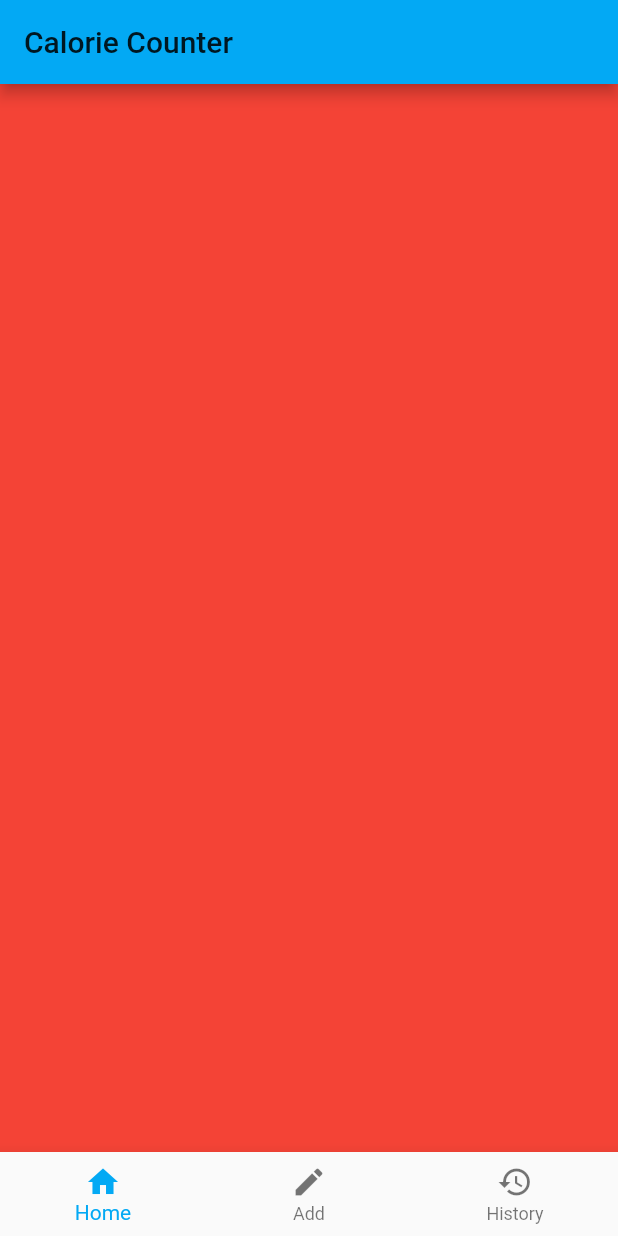
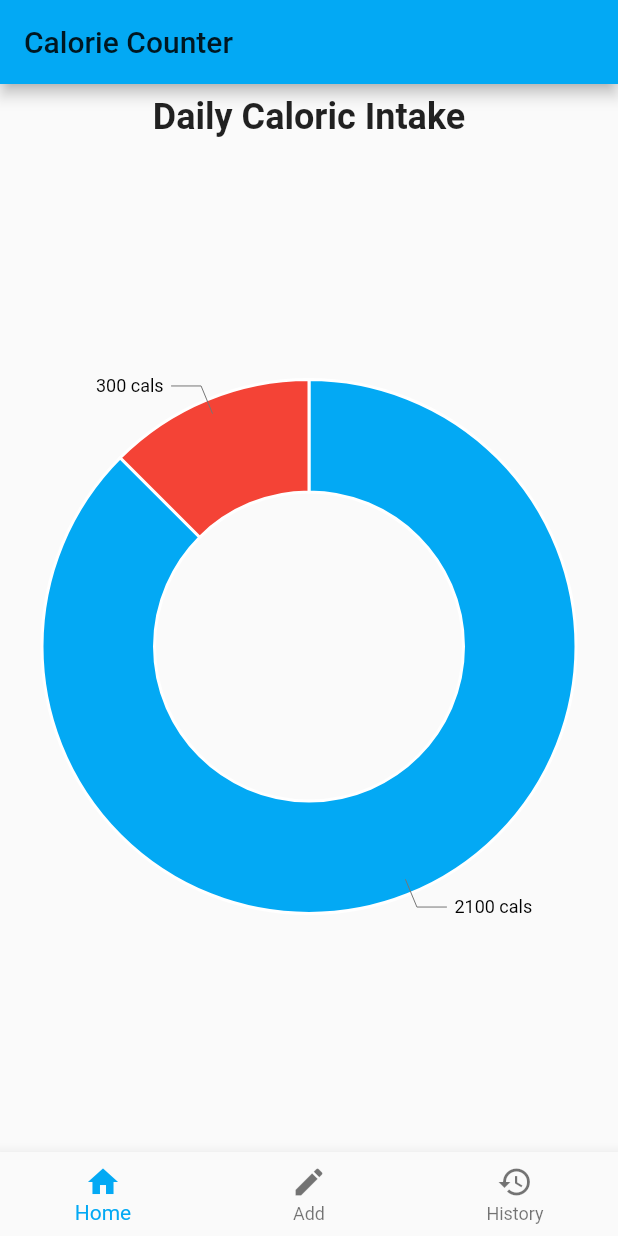
Before and after one commit to RamyF/CalorieCounter, a Flutter app: the screen it shows after launch, on a phone screen of 412 x 824 dp. Run offline on Flutter 3.47's test engine with Material 2 defaults, Android fonts, the phone set to English and light mode, and no system bars; our stand-ins replace charts_flutter.

Commit message:
Added pie chart on home view with static data

```diff
--- a/lib/views/home_view.dart
+++ b/lib/views/home_view.dart
@@ -1,10 +1,99 @@
 import 'package:flutter/material.dart';
+import 'package:charts_flutter/flutter.dart' as charts;
 
-class HomesView extends StatelessWidget {
+class HomeView extends StatefulWidget {
   @override
-  Widget build(BuildContext context) {
-    return Container(
-      color: Colors.red,
+  State<StatefulWidget> createState() {
+    return HomeViewState();
+  }
+}
+
+class HomeViewState extends State<HomeView> {
+
+  List<charts.Series<Calories, String>> _seriesPieData;
+
+
+
+
+  _generateData() {
+    // dummy data for chart
+    var pieData = [
+      Calories('Consumed', 2100, Colors.lightBlue),
+      Calories('Left', 300, Colors.red),
+    ];
+
+    // pie data added to series
+    _seriesPieData.add(
+      charts.Series(
+        data: pieData,
+        domainFn: (Calories calories, _) => calories.name,
+        measureFn: (Calories calories, _) => calories.value,
+        colorFn: (Calories calories, _) => charts.ColorUtil.fromDartColor(calories.colorValue),
+        id: 'Calorie Balance',
+        labelAccessorFn: (Calories row, _)=>'${row.value} cals',
+      ),
     );
   }
+
+
+
+    @override
+    void initState() {
+      super.initState();
+      _seriesPieData = List<charts.Series<Calories, String>>();
+      _generateData();
+    }
+
+
+
+
+    @override
+    Widget build(BuildContext context) {
+      return Padding(
+        padding: EdgeInsets.all(8.0),
+        child: Container(
+          child: Center(
+            child: Column(
+              children: <Widget>[
+                Text('Daily Caloric Intake', style: TextStyle(fontSize: 24.0, fontWeight: FontWeight.bold),),
+                SizedBox(height: 10.0,),
+                Expanded(
+                  child: charts.PieChart(
+                    _seriesPieData,
+                    animate: true,
+                    animationDuration: Duration(seconds: 2),
+                    defaultRenderer: charts.ArcRendererConfig(
+                      arcWidth: 75,
+                      arcRendererDecorators: [
+                        charts.ArcLabelDecorator(
+                          labelPosition: charts.ArcLabelPosition.outside)
+                      ]),
+                  )
+                ),
+              ],),
+          ),
+        ),
+      );
+    }
 }
+
+
+
+
+
+
+
+
+
+
+
+
+
+
+class Calories{
+  String name;
+  int value;
+  Color colorValue;
+
+  Calories(this.name, this.value, this.colorValue);
+}
--- a/lib/views/view_selection.dart
+++ b/lib/views/view_selection.dart
@@ -5,24 +5,22 @@ import 'history_view.dart';
 
 // responsible for showing different views based on bottom nav bar selection
 
-class ViewSelection extends StatefulWidget{
+class ViewSelection extends StatefulWidget {
   @override
   State<StatefulWidget> createState() {
     return _ViewSelectionState();
   }
 }
 
-
-class _ViewSelectionState extends State<ViewSelection>{
+class _ViewSelectionState extends State<ViewSelection> {
   // allows app to navigate between 3 choices
   int _currentIndex = 0;
   // different views
   final List<Widget> _views = [
-    HomesView(),
+    HomeView(),
     AddView(),
     HistoryView(),
   ];
-
 
   @override
   Widget build(BuildContext context) {
--- a/pubspec.yaml
+++ b/pubspec.yaml
@@ -19,6 +19,7 @@ environment:
 dependencies:
   flutter:
     sdk: flutter
+  charts_flutter: ^0.6.0
 
   # The following adds the Cupertino Icons font to your application.
   # Use with the CupertinoIcons class for iOS style icons.
```
Also changed, not shown: lib/views/add_view.dart (line endings or trailing spaces), lib/views/history_view.dart (line endings or trailing spaces), pubspec.lock. Lines whose indentation alone changed are shown as unchanged.
